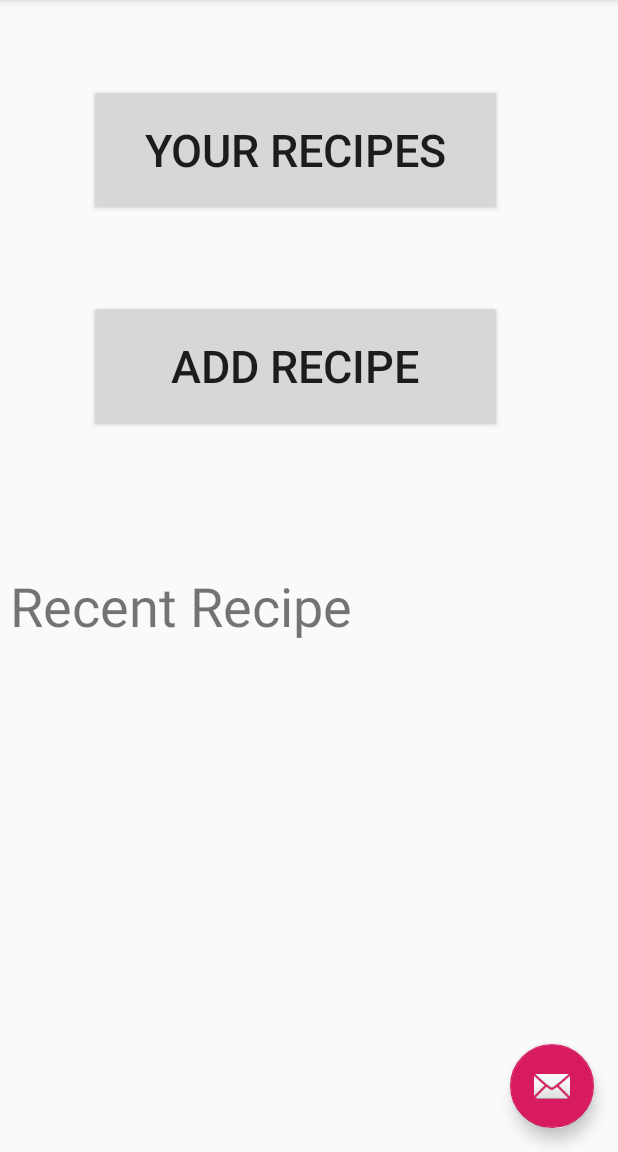
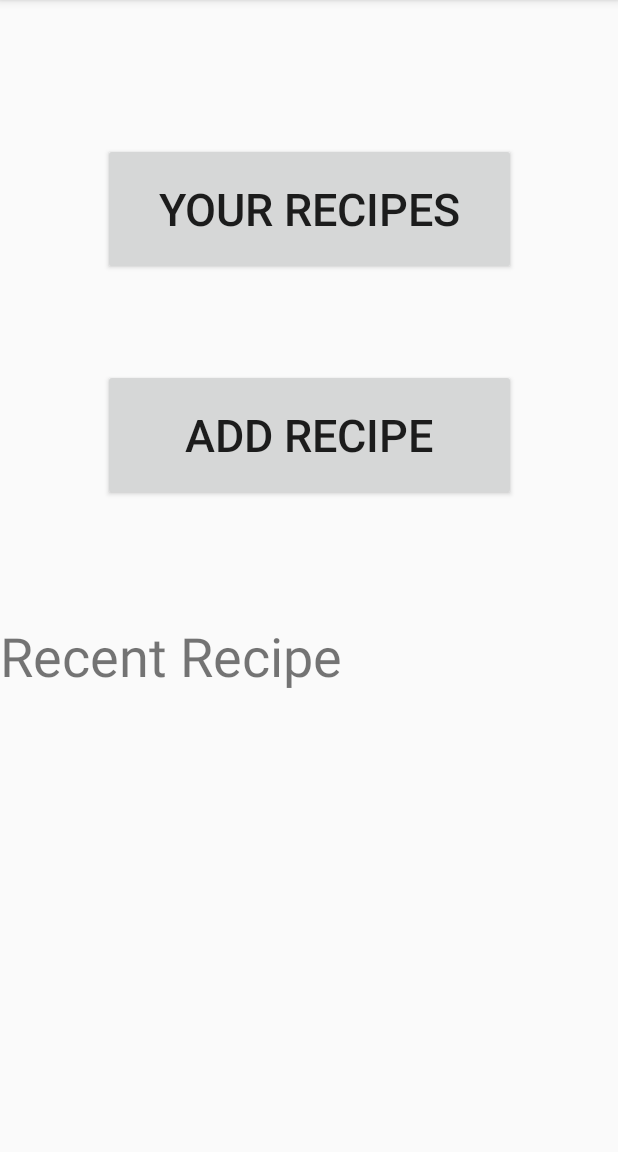
Before and after one commit to TomasCapak/CookbookDef, an Android app: the screen it shows after launch (MainActivity), on a phone screen of 412 x 824 dp, the part 84-1236 px from its top. Run offline under Robolectric (Android 15) with nearby library versions, the phone set to English and light mode, and no system bars.

Commit message:
Databaze funkčnost, zbyva recept.

```diff
--- a/app/src/main/AndroidManifest.xml
+++ b/app/src/main/AndroidManifest.xml
@@ -12,7 +12,8 @@
         <activity
             android:name=".MainActivity"
             android:label="@string/app_name"
-            android:theme="@style/AppTheme.NoActionBar">
+            android:theme="@style/AppTheme.NoActionBar"
+            android:exported="true">
             <intent-filter>
                 <action android:name="android.intent.action.MAIN" />
 
--- a/app/src/main/java/com/example/cookbook/DBHelper.java
+++ b/app/src/main/java/com/example/cookbook/DBHelper.java
@@ -1,5 +1,6 @@
 package com.example.cookbook;
 
+import android.content.ContentValues;
 import android.content.Context;
 import android.database.sqlite.SQLiteDatabase;
 import android.database.sqlite.SQLiteOpenHelper;
@@ -16,56 +17,126 @@ public class DBHelper extends SQLiteOpenHelper {
 
     private Context context;
     private static final String DATABASE_NAME = "cookbook.db";
-    private static final int DATABASE_VERSION = 1;
+    private static final int DATABASE_VERSION = 5;
 
-    private static final String OBTIZNOST = "Obtiznost";
+    private static final String OBTIZNOST = "Obtiznosttxt";
     private static final String ID_OBTIZNOST = "idObtiznost";
     private static final String UROVEN = "uroven";
 
+    private static final String KATEGORIE = "Kategorie";
+    private static final String ID_KATEGORIE = "idKategorie";
+    private static final String NAZEVKATEGORIE = "nazev";
 
-    private static final String KATEGORIE = "Kategorie";
-    private static final String ID_KATEGORIE = "idkategorie";
-    private static final String NAZEV = "nazev";
+    private static final String JEDNOTKA = "Jednotka";
+    private static final String ID_JEDNOTKA = "idJednotka";
+    private static final String NAZEVJEDNOTKA = "nazev";
+    private static final String ZKRATKA = "zkratka";
+
+    private static final String SUROVINA = "Surovina";
+    private static final String ID_SUROVINA = "idSurovina";
+    private static final String NAZEVSUROVINA = "nazev";
+    private static final String KALORIE = "kalorie";
+    private static final String JEDNOTKA_ID_JEDNOTKA = "Jednotka_idJednotka";
+
+    String querySur = "CREATE TABLE " + SUROVINA +
+            " ("  + ID_SUROVINA + " INTEGER PRIMARY KEY AUTOINCREMENT, " +
+            NAZEVSUROVINA	+ " TEXT, " +
+            KALORIE	+ " integer, " +
+            JEDNOTKA_ID_JEDNOTKA + " integer, " +
+            "FOREIGN KEY ("+JEDNOTKA_ID_JEDNOTKA+") REFERENCES "+JEDNOTKA+" ("+ID_JEDNOTKA+") )";
+
+    String queryJed = "CREATE TABLE " + JEDNOTKA +
+            " ("  + ID_JEDNOTKA + " INTEGER PRIMARY KEY AUTOINCREMENT, " +
+            NAZEVJEDNOTKA	+ " TEXT, " +
+            ZKRATKA	+ " TEXT);";
+
+    String queryObt = "CREATE TABLE " + OBTIZNOST +
+            " ("  + ID_OBTIZNOST + " INTEGER PRIMARY KEY AUTOINCREMENT, " +
+            UROVEN	+ " TEXT);";
+
+    String queryKat = "CREATE TABLE " + KATEGORIE +
+            " ("  + ID_KATEGORIE + " INTEGER PRIMARY KEY AUTOINCREMENT, " +
+            NAZEVKATEGORIE	+ " TEXT);";
+
+
 
     public DBHelper(@Nullable Context context){
 
         super( context,"cookbook.db",null, DATABASE_VERSION);
         this.context = context;
+
+
     }
 
 
     @Override
     public void onCreate(SQLiteDatabase db) {
 
-        String queryKat = "CREATE TABLE " + KATEGORIE +
+        /*String queryKat = "CREATE TABLE " + KATEGORIE +
                  " ("  + ID_KATEGORIE + " INTEGER PRIMARY KEY AUTOINCREMENT, " +
                 NAZEV	+ " TEXT);";
-        db.execSQL(queryKat);
+
 
         String queryObt = "CREATE TABLE " + OBTIZNOST +
                 " ("  + ID_OBTIZNOST + " INTEGER PRIMARY KEY AUTOINCREMENT, " +
-                UROVEN	+ " TEXT);";
+                UROVEN	+ " TEXT);";*/
+        db.execSQL(querySur);
+        db.execSQL(queryJed);
         db.execSQL(queryObt);
+        db.execSQL(queryKat);
     }
 
 
     @Override
     public void onUpgrade(SQLiteDatabase db, int oldVersion, int newVersion) {
+        db.execSQL("DROP TABLE IF EXISTS " + SUROVINA);
+        db.execSQL("DROP TABLE IF EXISTS " + JEDNOTKA);
         db.execSQL("DROP TABLE IF EXISTS " + KATEGORIE);
         db.execSQL("DROP TABLE IF EXISTS " + OBTIZNOST);
         onCreate(db);
     }
 
 
+    public void insertEntryKategorie(SQLiteDatabase db, int ID_KATEGORIE,String NAZEV) {
+
+        ContentValues newValues = new ContentValues();
+        newValues.put("ID_KATEGORIE", ID_KATEGORIE);
+        newValues.put("NAZEVKATEGORIE", NAZEV);
+        db.insert("kategorie", null, newValues);
+    }
+
+    public void insertEntryObtiznost(SQLiteDatabase db, int ID_OBTIZNOST,String UROVEN) {
+
+        ContentValues newValues = new ContentValues();
+        newValues.put("ID_OBTIZNOST", ID_OBTIZNOST);
+        newValues.put("UROVEN", UROVEN);
+        db.insert("obtiznost", null, newValues);
+    }
+
 
     public Cursor getKategorie() {
-
         SQLiteDatabase db = this.getReadableDatabase();
-
-        Cursor res =  db.rawQuery( "select * from Kategorie", null );
+        Cursor res =    db.rawQuery( "select * from Kategorie", null );
         return res;
     }
 
+    public Cursor getObtiznost() {
+        SQLiteDatabase db = this.getReadableDatabase();
+        Cursor res = db.rawQuery( "select * from Obtiznosttxt", null );
+        return res;
+    }
+
+    public Cursor getJednotka() {
+        SQLiteDatabase db = this.getReadableDatabase();
+        Cursor res = db.rawQuery( "select * from Jednotka", null );
+        return res;
+    }
+
+    public Cursor getSurovina() {
+        SQLiteDatabase db = this.getReadableDatabase();
+        Cursor res = db.rawQuery( "select * from Surovina", null );
+        return res;
+    }
 
 
 
@@ -78,6 +149,33 @@ public class DBHelper extends SQLiteOpenHelper {
     System.out.println("ok");
 }
 
+    public void pridejObtiznost(String obt){
+
+        SQLiteDatabase db = this.getWritableDatabase();
+
+        db.execSQL("INSERT INTO Obtiznosttxt (uroven) VALUES('"+ obt +"');");
+        System.out.println("done");
+
+    }
+
+    public void pridejJedotku(String jed){
+
+        SQLiteDatabase db = this.getWritableDatabase();
+
+        db.execSQL("INSERT INTO Jednotka (nazev) VALUES('"+ jed +"');");
+        System.out.println("??");
+
+    }
+
+    public void pridejSurovinu(String sur){
+
+        SQLiteDatabase db = this.getWritableDatabase();
+
+        db.execSQL("INSERT INTO Surovina (nazev) VALUES('"+ sur +"');");
+        System.out.println("--");
+
+    }
+
 //asd
 
 }
--- a/app/src/main/java/com/example/cookbook/MainActivity.java
+++ b/app/src/main/java/com/example/cookbook/MainActivity.java
@@ -21,30 +21,55 @@ public class MainActivity extends AppCompatActivity {
 
     @Override
     protected void onCreate(Bundle savedInstanceState) {
+
         super.onCreate(savedInstanceState);
-
         mydb = new DBHelper(this);
         mydb.pridejKategorii("Maso");
+        mydb.pridejObtiznost("Lehka");
+        mydb.pridejJedotku("Kilo");
+        mydb.pridejSurovinu("Brambory");
         Cursor vysledek = mydb.getKategorie();
+
         vysledek.moveToFirst();
-
         while (vysledek.moveToNext()) {
-            System.out.println(vysledek.getString(1));
+            //System.out.println(vysledek.getString(1));
         }
 
+        Cursor sur = mydb.getSurovina();
+
+        sur.moveToFirst();
+        while (sur.moveToNext()) {
+            //System.out.println(sur.getString(1));
+        }
+
+        Cursor obt = mydb.getObtiznost();
+
+        obt.moveToFirst();
+        while (obt.moveToNext()) {
+            //System.out.println(obt.getString(1));
+
+        }
+
+        Cursor jed = mydb.getJednotka();
+
+        jed.moveToFirst();
+        while (jed.moveToNext()) {
+            //System.out.println(jed.getString(1));
+
+        }
 
         setContentView(R.layout.activity_main);
         Toolbar toolbar = findViewById(R.id.toolbar);
         setSupportActionBar(toolbar);
 
-        FloatingActionButton fab = findViewById(R.id.fab);
+        /*FloatingActionButton fab = findViewById(R.id.fab);
         fab.setOnClickListener(new View.OnClickListener() {
             @Override
             public void onClick(View view) {
                 Snackbar.make(view, "Replace with your own action", Snackbar.LENGTH_LONG)
                         .setAction("Action", null).show();
             }
-        });
+        });*/
     }
 
     @Override
--- a/app/src/main/res/layout/activity_main.xml
+++ b/app/src/main/res/layout/activity_main.xml
@@ -22,12 +22,4 @@
 
     <include layout="@layout/content_main" />
 
-    <com.google.android.material.floatingactionbutton.FloatingActionButton
-        android:id="@+id/fab"
-        android:layout_width="wrap_content"
-        android:layout_height="wrap_content"
-        android:layout_gravity="bottom|end"
-        android:layout_margin="@dimen/fab_margin"
-        app:srcCompat="@android:drawable/ic_dialog_email" />
-
 </androidx.coordinatorlayout.widget.CoordinatorLayout>
--- a/app/src/main/res/layout/content_main.xml
+++ b/app/src/main/res/layout/content_main.xml
@@ -16,11 +16,11 @@
         android:textSize="36sp"
         app:layout_constraintBottom_toBottomOf="parent"
         app:layout_constraintEnd_toEndOf="parent"
-        app:layout_constraintHorizontal_bias="0.05"
+        app:layout_constraintHorizontal_bias="0.0"
         app:layout_constraintRight_toRightOf="parent"
         app:layout_constraintStart_toStartOf="parent"
         app:layout_constraintTop_toTopOf="parent"
-        app:layout_constraintVertical_bias="0.53" />
+        app:layout_constraintVertical_bias="0.576" />
 
     <View
         android:id="@+id/recentRecipeView"
@@ -31,7 +31,7 @@
         app:layout_constraintBottom_toBottomOf="parent"
         app:layout_constraintEnd_toEndOf="parent"
         app:layout_constraintTop_toTopOf="parent"
-        app:layout_constraintVertical_bias="0.818" />
+        app:layout_constraintVertical_bias="0.924" />
 
     <Button
         android:id="@+id/yourrecipesbutton"
@@ -44,10 +44,11 @@
         android:layout_marginRight="59dp"
         android:text="@string/your_recipes"
         android:textSize="30sp"
+        app:layout_constraintBottom_toTopOf="@+id/addbutton"
         app:layout_constraintEnd_toEndOf="parent"
-        app:layout_constraintHorizontal_bias="0.0"
         app:layout_constraintStart_toStartOf="parent"
-        app:layout_constraintTop_toTopOf="parent" />
+        app:layout_constraintTop_toTopOf="parent"
+        app:layout_constraintVertical_bias="0.386" />
 
     <Button
         android:id="@+id/addbutton"
@@ -55,14 +56,15 @@
         android:layout_height="88dp"
         android:layout_marginStart="59dp"
         android:layout_marginLeft="59dp"
-        android:layout_marginTop="200dp"
+        android:layout_marginTop="208dp"
         android:layout_marginEnd="59dp"
         android:layout_marginRight="59dp"
         android:text="@string/add_recipe"
         android:textSize="30sp"
+        app:layout_constraintBottom_toTopOf="@+id/textView"
         app:layout_constraintEnd_toEndOf="parent"
-        app:layout_constraintHorizontal_bias="0.0"
         app:layout_constraintStart_toStartOf="parent"
-        app:layout_constraintTop_toTopOf="parent" />
+        app:layout_constraintTop_toTopOf="parent"
+        app:layout_constraintVertical_bias="0.328" />
 
 </androidx.constraintlayout.widget.ConstraintLayout>
```
Also changed, not shown: 1 other file.
